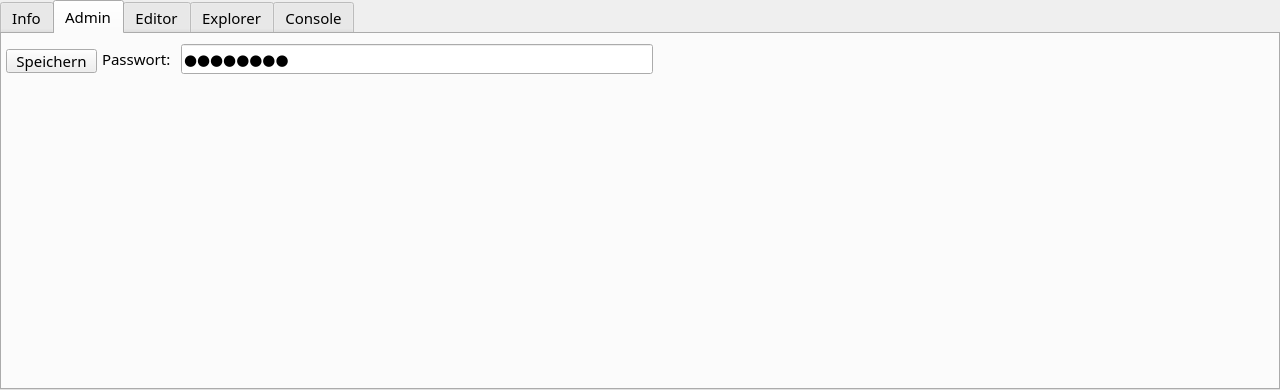
Old version of the form ui_files/MainWindow.ui in the repository Snupai/MultipackParser.
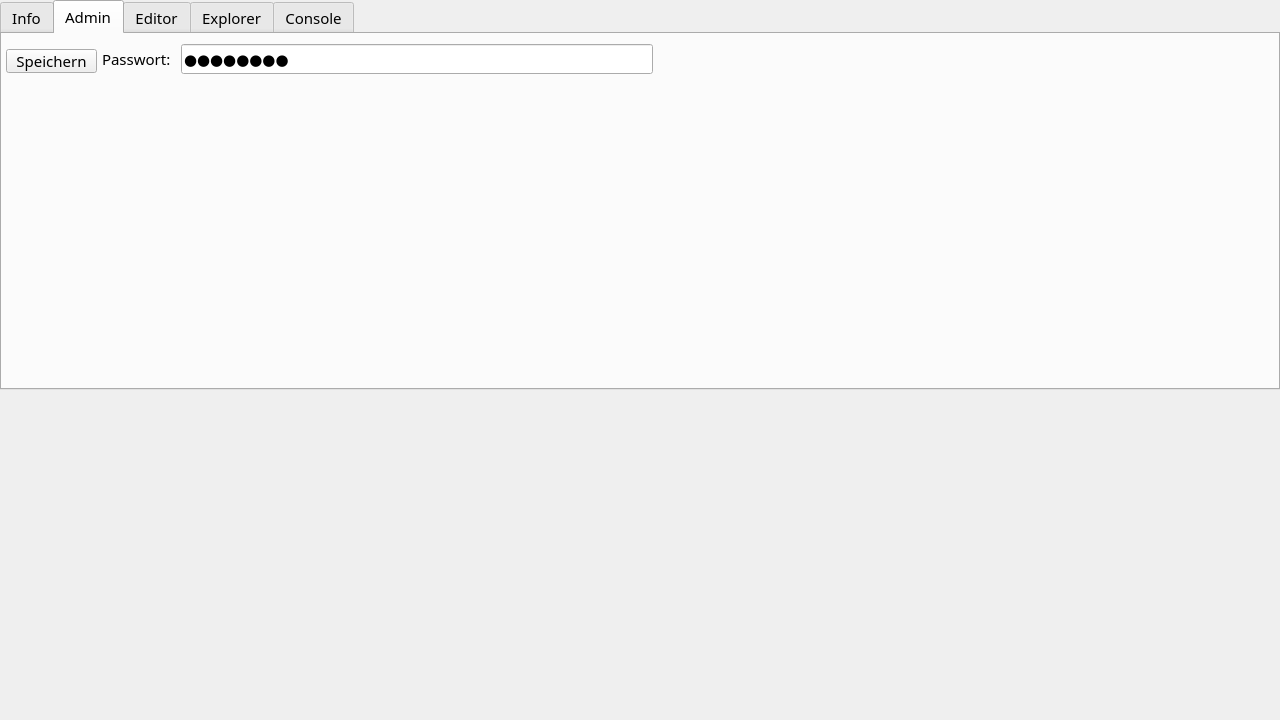
New version of the form. The open tabs and pages were chosen to show the change. Icons and pictures are not drawn.

Commit message: changed some input handling to better use the virtual keyboard fixed bug where virtualkeyboard wasnt usable in password entry dialog

Patch:
```diff
--- a/ui_files/MainWindow.ui
+++ b/ui_files/MainWindow.ui
@@ -11,19 +11,19 @@
     <x>0</x>
     <y>0</y>
     <width>1280</width>
-    <height>390</height>
+    <height>720</height>
    </rect>
   </property>
   <property name="minimumSize">
    <size>
     <width>1280</width>
-    <height>390</height>
+    <height>720</height>
    </size>
   </property>
   <property name="maximumSize">
    <size>
     <width>1280</width>
-    <height>390</height>
+    <height>720</height>
    </size>
   </property>
   <property name="palette">
```
Left out of the diff: 9 changed lines with no effect on the pictures. The commit also changes 5 other files.
